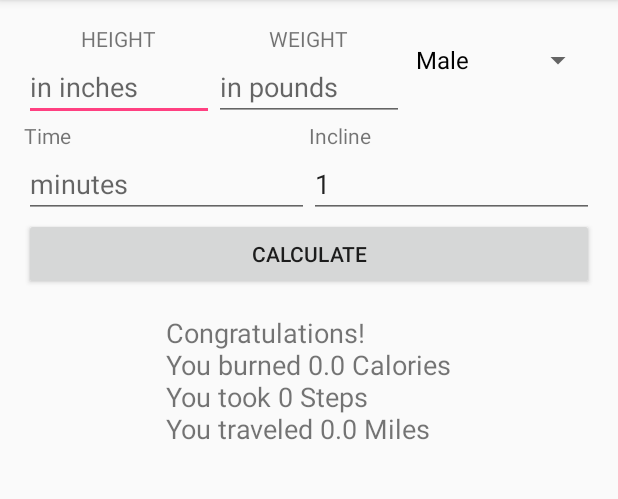
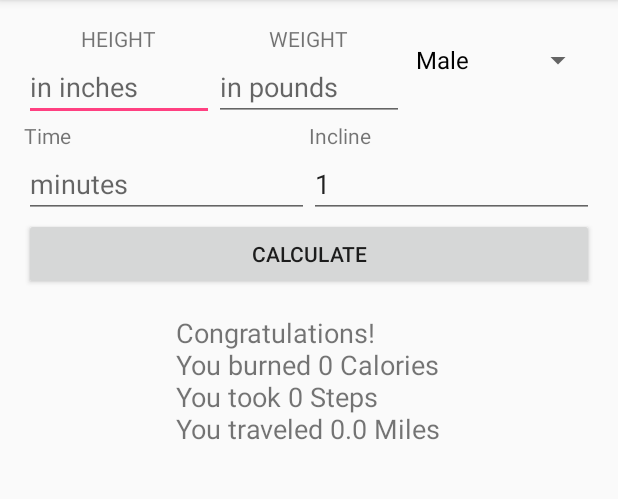
Before and after one commit to ChiefD425/Treadmill_Application, an Android app: the screen it shows after launch (MainActivity), after a tap on "CALCULATE", on a phone screen of 412 x 824 dp, the part 84-583 px from its top. Run offline under Robolectric (Android 15) with nearby library versions, the phone set to English and light mode, and no system bars; 5 statements that could not run were skipped.

```diff
--- a/app/src/main/java/com/example/android/treadmilltestapplication/MainActivity.java
+++ b/app/src/main/java/com/example/android/treadmilltestapplication/MainActivity.java
@@ -2,13 +2,15 @@ package com.example.android.treadmilltestapplication;
 
 import android.os.Bundle;
 import android.support.v7.app.AppCompatActivity;
-import android.util.Log;
 import android.view.View;
 import android.widget.AdapterView;
 import android.widget.ArrayAdapter;
 import android.widget.EditText;
 import android.widget.Spinner;
 import android.widget.TextView;
+
+import java.math.BigDecimal;
+import java.math.RoundingMode;
 
 public class MainActivity extends AppCompatActivity {
 
@@ -19,6 +21,14 @@ public class MainActivity extends AppCompatActivity {
     float time = 0;
     float incline = 0;
     float speed = 0;
+
+    public static double round(double value, int places) {
+        if (places < 0) throw new IllegalArgumentException();
+
+        BigDecimal bd = new BigDecimal(value);
+        bd = bd.setScale(places, RoundingMode.HALF_UP);
+        return bd.doubleValue();
+    }
 
     @Override
     protected void onCreate(Bundle savedInstanceState) {
@@ -88,9 +98,9 @@ public class MainActivity extends AppCompatActivity {
 
         milesPerMinute = speed * 26.8;
         weightInKilograms = weight / 2.2;
-        caloriesPerMinute = oxygenUsed(milesPerMinute) * weightInKilograms;
+        caloriesPerMinute = (oxygenUsed(milesPerMinute) * weightInKilograms) / 200;
         totalCalorieBurn = caloriesPerMinute * time;
-        steps = (int) (stepsPerMile() * time);
+        steps = (int) ((speed / 60) * stepsPerMile() * time);
         distance = time * (speed / 60);
 
         displayResults(totalCalorieBurn, steps, distance);
@@ -103,9 +113,9 @@ public class MainActivity extends AppCompatActivity {
 
         String workoutSummary = "";
         workoutSummary += "Congratulations!";
-        workoutSummary += "\nYou burned " + totalCalorieBurn + " Calories";
-        workoutSummary += "\nYou took " + steps + " Steps";
-        workoutSummary += "\nYou traveled " + distance + " Miles";
+        workoutSummary += "\nYou burned " + (int) round(totalCalorieBurn, 0) + " Calories";
+        workoutSummary += "\nYou took " + (int) round(steps, 0) + " Steps";
+        workoutSummary += "\nYou traveled " + round(distance, 2) + " Miles";
 
         resultsTextView.setText(workoutSummary);
     }
@@ -122,8 +132,6 @@ public class MainActivity extends AppCompatActivity {
             oxygenUsedCalculation = (milesPerMinute * 0.1);
             oxygenUsedCalculation += (milesPerMinute * incline * 1.8);
             oxygenUsedCalculation += 3.5;
-            Log.v("milesPerMinute", String.valueOf(milesPerMinute));
-            Log.v("oxygenUsed", String.valueOf(oxygenUsedCalculation));
         }
 
         return oxygenUsedCalculation;
```
